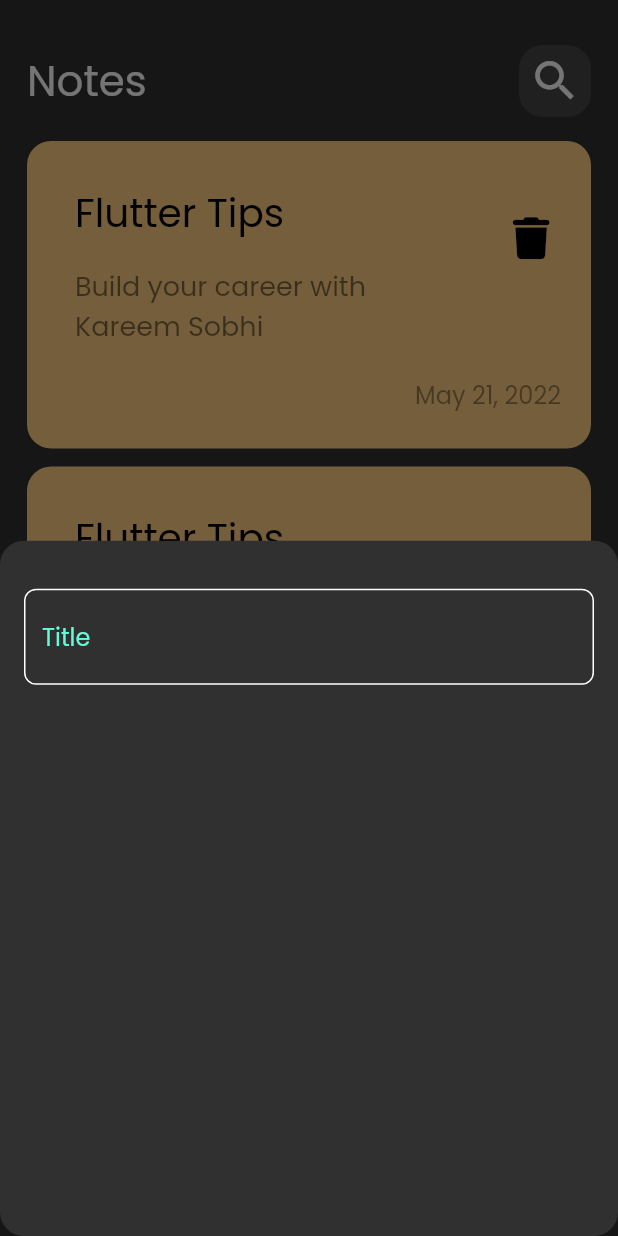
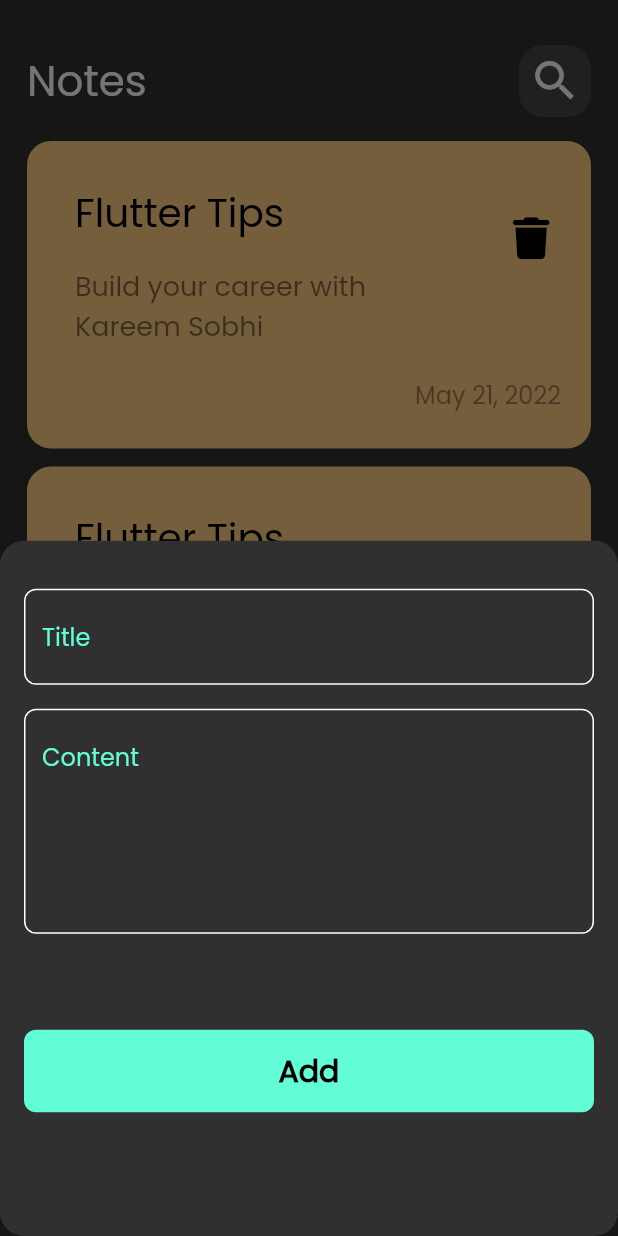
Before and after one commit to Kareem-github/Notes-App, a Flutter app: the screen it shows after launch, after a tap on the "add" icon, on a phone screen of 412 x 824 dp. Run offline on Flutter 3.47's test engine with Material 2 defaults, Android fonts, the phone set to English and light mode, and no system bars; our stand-ins replace font_awesome_flutter.

Commit message:
edit note view UI done

```diff
--- /dev/null
+++ b/lib/views/edit_note_view.dart
@@ -0,0 +1,15 @@
+import 'package:flutter/material.dart';
+import 'package:flutter/src/foundation/key.dart';
+import 'package:flutter/src/widgets/framework.dart';
+import 'package:notes_app/widgets/edit_note_view_body.dart';
+
+class EditNoteView extends StatelessWidget {
+  const EditNoteView({Key? key}) : super(key: key);
+
+  @override
+  Widget build(BuildContext context) {
+    return Scaffold(
+      body: EditNoteViewBody(),
+    );
+  }
+}
--- a/lib/widgets/bottom_sheet.dart
+++ b/lib/widgets/bottom_sheet.dart
@@ -1,4 +1,5 @@
 import 'package:flutter/material.dart';
+import 'package:notes_app/widgets/custom_button.dart';
 import 'package:notes_app/widgets/custom_text_field.dart';
 
 class AddNoteBottomSheet extends StatelessWidget {
@@ -13,7 +14,18 @@ class AddNoteBottomSheet extends StatelessWidget {
           SizedBox(
             height: 32,
           ),
-          CustomTextField(),
+          CustomTextField(
+            hint: 'Title',
+          ),
+          SizedBox(
+            height: 16,
+          ),
+          CustomTextField(
+            hint: 'Content',
+            maxLines: 5,
+          ),
+          SizedBox(height: 64,),
+          CustomButton(),
         ],
       ),
     );
--- a/lib/widgets/custom_app_bar.dart
+++ b/lib/widgets/custom_app_bar.dart
@@ -2,15 +2,18 @@ import 'package:flutter/material.dart';
 import 'package:notes_app/widgets/custom_search_icon.dart';
 
 class CustomAppBar extends StatelessWidget {
-  const CustomAppBar({Key? key}) : super(key: key);
+  const CustomAppBar({Key? key, required this.title, required this.icon}) : super(key: key);
+
+final String title;
+final IconData icon;
 
   @override
   Widget build(BuildContext context) {
     return Row(
+      mainAxisAlignment: MainAxisAlignment.spaceBetween,
       children: [
-      const  Text("Notes",style:  TextStyle(fontSize: 28),),
-      Spacer(),
-      CustomSearchIcon(),
+      Text(title,style:  TextStyle(fontSize: 28),),
+      CustomSearchIcon(icon: icon,),
       ],
     );
   }
--- /dev/null
+++ b/lib/widgets/custom_button.dart
@@ -0,0 +1,43 @@
+import 'package:flutter/material.dart';
+import 'package:notes_app/constants.dart';
+
+class CustomButton extends StatelessWidget {
+  const CustomButton({super.key, this.onTap, this.isLoading = false});
+
+  final void Function()? onTap;
+
+  final bool isLoading;
+  @override
+  Widget build(BuildContext context) {
+    return GestureDetector(
+      onTap: onTap,
+      child: Container(
+        width: MediaQuery.of(context).size.width,
+        height: 55,
+        decoration: BoxDecoration(
+            color: kPrimaryColor,
+            borderRadius: BorderRadius.circular(
+              8,
+            )),
+        child: Center(
+          child: isLoading
+              ? const SizedBox(
+                  height: 24,
+                  width: 24,
+                  child: CircularProgressIndicator(
+                    color: Colors.black,
+                  ),
+                )
+              : const Text(
+                  'Add',
+                  style: TextStyle(
+                    color: Colors.black,
+                    fontWeight: FontWeight.bold,
+                    fontSize: 20,
+                  ),
+                ),
+        ),
+      ),
+    );
+  }
+}
--- a/lib/widgets/custom_notes_item.dart
+++ b/lib/widgets/custom_notes_item.dart
@@ -1,13 +1,22 @@
 import 'package:flutter/material.dart';
 import 'package:font_awesome_flutter/font_awesome_flutter.dart';
+import 'package:notes_app/views/edit_note_view.dart';
 
 class NoteItem extends StatelessWidget {
   const NoteItem({Key? key}) : super(key: key);
 
   @override
   Widget build(BuildContext context) {
-    return Container(
-      padding: EdgeInsets.only(
+    return GestureDetector(
+      onTap: ()
+      {
+        Navigator.push(context, MaterialPageRoute(builder: (context)
+        {
+          return const EditNoteView();
+        }));
+      },
+      child: Container(
+        padding: const EdgeInsets.only(
           top: 24,
           bottom: 24,
           left: 16,
@@ -25,7 +34,7 @@ class NoteItem extends StatelessWidget {
                 style: TextStyle(color: Colors.black, fontSize: 26),
               ),
               subtitle: Padding(
-              padding: EdgeInsets.only(top: 16, bottom: 16),
+                padding:const EdgeInsets.only(top: 16, bottom: 16),
                 child: Text(
                   "Build your career with Kareem Sobhi",
                   style: TextStyle(
@@ -42,7 +51,7 @@ class NoteItem extends StatelessWidget {
               ),
             ),
             Padding(
-            padding: EdgeInsets.only(right: 20),
+              padding: const EdgeInsets.only(right: 20),
               child: Text(
                 "May 21, 2022",
                 style:
@@ -51,6 +60,7 @@ class NoteItem extends StatelessWidget {
             )
           ],
         ),
+      ),
     );
   }
 }
--- a/lib/widgets/custom_search_icon.dart
+++ b/lib/widgets/custom_search_icon.dart
@@ -1,7 +1,9 @@
 import 'package:flutter/material.dart';
 
 class CustomSearchIcon extends StatelessWidget {
-  const CustomSearchIcon({Key? key}) : super(key: key);
+  const CustomSearchIcon({Key? key, required this.icon}) : super(key: key);
+
+final IconData icon;
 
   @override
   Widget build(BuildContext context) {
@@ -13,7 +15,7 @@ class CustomSearchIcon extends StatelessWidget {
         color: Colors.white.withOpacity(0.1)
       ),
       child: Center(
-        child: Icon(Icons.search,size: 35,),
+        child: Icon(icon,size: 35,),
       ),
     );
   }
--- a/lib/widgets/custom_text_field.dart
+++ b/lib/widgets/custom_text_field.dart
@@ -4,14 +4,18 @@ import 'package:flutter/src/widgets/framework.dart';
 import 'package:notes_app/constants.dart';
 
 class CustomTextField extends StatelessWidget {
-  const CustomTextField({Key? key}) : super(key: key);
+  const CustomTextField({Key? key, required this.hint, this.maxLines = 1}) : super(key: key);
+
+ final String hint;
+final int maxLines;
 
   @override
   Widget build(BuildContext context) {
     return TextField(
+      maxLines: maxLines,
       cursorColor: kPrimaryColor,
       decoration: InputDecoration(
-        hintText: "Title",
+        hintText: hint,
         hintStyle: const TextStyle(color: kPrimaryColor),
         border: buildBorder(),
         enabledBorder: buildBorder(),
--- /dev/null
+++ b/lib/widgets/edit_note_view_body.dart
@@ -0,0 +1,27 @@
+import 'package:flutter/cupertino.dart';
+import 'package:flutter/material.dart';
+import 'package:flutter/src/foundation/key.dart';
+import 'package:flutter/src/widgets/framework.dart';
+import 'package:notes_app/widgets/custom_app_bar.dart';
+import 'package:notes_app/widgets/custom_text_field.dart';
+
+class EditNoteViewBody extends StatelessWidget {
+  const EditNoteViewBody({Key? key}) : super(key: key);
+
+  @override
+  Widget build(BuildContext context) {
+    return Padding(
+      padding: const EdgeInsets.symmetric(horizontal: 18),
+      child: Column(
+        children: const [
+          SizedBox(height: 30,),
+          CustomAppBar(title: 'Edit Note', icon: Icons.check),
+          SizedBox(height: 30,),
+          CustomTextField(hint: 'Title'),
+          SizedBox(height: 16,),
+          CustomTextField(hint: 'Content', maxLines: 5,)
+        ],
+      ),
+    );
+  }
+}
--- a/lib/widgets/notes_view_body.dart
+++ b/lib/widgets/notes_view_body.dart
@@ -15,7 +15,7 @@ class NotesViewBody extends StatelessWidget {
           SizedBox(
             height: 30,
           ),
-          CustomAppBar(),
+          CustomAppBar(title: 'Notes', icon: Icons.search,),
           Expanded(child: NotesListView()),
         ],
       ),
```
Lines whose indentation alone changed are shown as unchanged.
